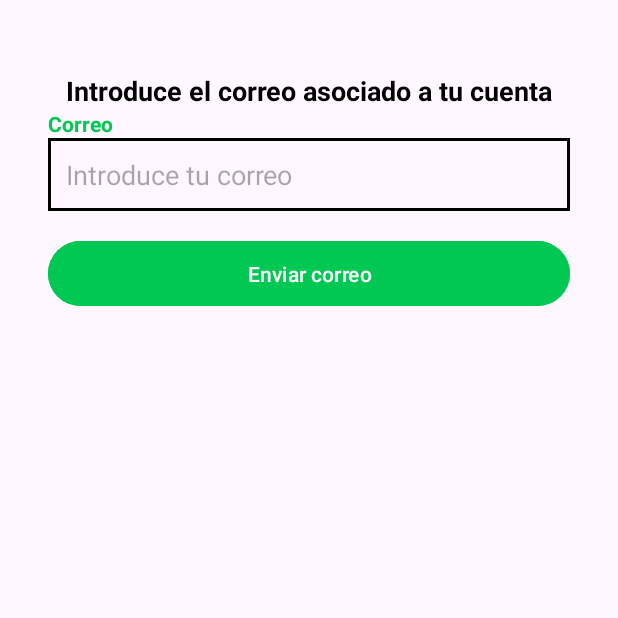
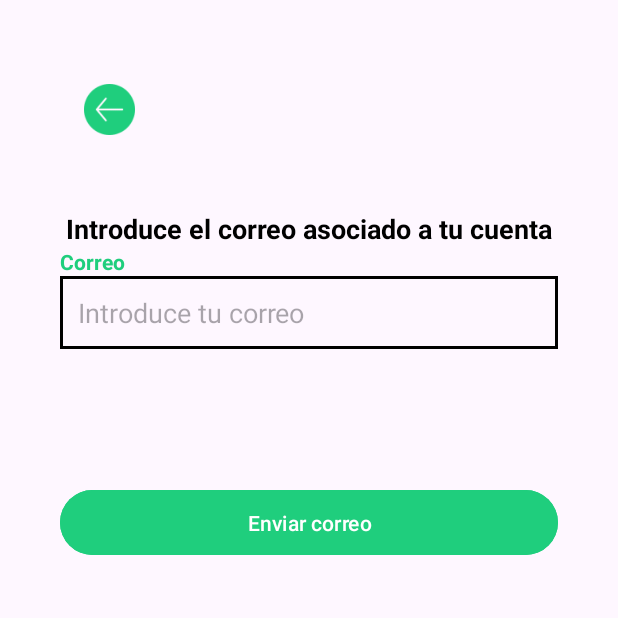
Before and after one commit to Pexel14/G1ProyectoIntegrador, an Android app: the RecuperarContrasenia screen opened directly, with no data from a screen before it, on a phone screen of 412 x 824 dp, the top half of it. Run offline under Robolectric (Android 15) with nearby library versions, the phone set to English and light mode, and no system bars; our stand-ins replace Firebase (no records; nobody signed in at launch, a user with empty details on screens opened directly).

Commit message:
Flechas hacia atras e inicio sesion en registro

```diff
--- a/app/src/main/java/dam/pmdm/a101pipas/AjustesActivity.java
+++ b/app/src/main/java/dam/pmdm/a101pipas/AjustesActivity.java
@@ -44,4 +44,10 @@ public class AjustesActivity extends AppCompatActivity {
             }
         });
     }
+    // Clic en la flecha atrás
+    public void volverAtras(View view) {
+        Intent intent = new Intent(AjustesActivity.this, PerfilActivity.class);
+        startActivity(intent);
+        finish();
+    }
 }
--- a/app/src/main/res/layout/activity_contrasenia_olvidada.xml
+++ b/app/src/main/res/layout/activity_contrasenia_olvidada.xml
@@ -1,6 +1,5 @@
 <?xml version="1.0" encoding="utf-8"?>
 <androidx.constraintlayout.widget.ConstraintLayout xmlns:android="http://schemas.android.com/apk/res/android"
-    xmlns:app="http://schemas.android.com/apk/res-auto"
     xmlns:tools="http://schemas.android.com/tools"
     android:id="@+id/main"
     android:layout_width="match_parent"
--- a/app/src/main/res/layout/activity_recuperar_contrasenia.xml
+++ b/app/src/main/res/layout/activity_recuperar_contrasenia.xml
@@ -6,7 +6,7 @@
     android:id="@+id/main"
     android:layout_width="match_parent"
     android:layout_height="match_parent"
-    android:padding="32dp"
+    android:padding="40dp"
     tools:context=".RecuperarContrasenia">
 
     <TextView
@@ -20,8 +20,8 @@
         app:layout_constraintTop_toTopOf="parent"
         app:layout_constraintStart_toStartOf="parent"
         app:layout_constraintEnd_toEndOf="parent"
-        android:layout_marginBottom="24dp"
-        android:layout_marginTop="16dp" />
+        android:layout_marginBottom="140dp"
+        android:layout_marginTop="100dp" />
 
 
     <TextView
@@ -30,11 +30,11 @@
         android:layout_height="wrap_content"
         android:text="Correo"
         android:textSize="14sp"
-        android:textColor="#00C853"
+        android:textColor="@color/color_principal"
         android:textStyle="bold"
         app:layout_constraintTop_toBottomOf="@id/tvTitle"
         app:layout_constraintStart_toStartOf="parent"
-        android:layout_marginBottom="8dp" />
+        android:layout_marginBottom="80dp" />
 
 
     <EditText
@@ -59,9 +59,10 @@
         android:textColor="#FF0000"
         android:textSize="12sp"
         android:visibility="gone"
+
         app:layout_constraintTop_toBottomOf="@id/etEmail"
         app:layout_constraintStart_toStartOf="parent"
-        android:layout_marginTop="8dp" />
+        android:layout_marginTop="90dp" />
 
 
     <Button
@@ -69,13 +70,28 @@
         android:layout_width="0dp"
         android:layout_height="wrap_content"
         android:text="Enviar correo"
-        android:textColor="#FFFFFF"
-        android:backgroundTint="#00C853"
+        android:textColor="@color/white"
+        android:backgroundTint="@color/color_principal"
         android:padding="12dp"
         app:layout_constraintTop_toBottomOf="@id/tvErrorMessage"
         app:layout_constraintStart_toStartOf="parent"
         app:layout_constraintEnd_toEndOf="parent"
         app:layout_constraintWidth_percent="1.0"
-        android:layout_marginTop="16dp" />
+        android:layout_marginTop="90dp" />
+
+    <ImageView
+        android:id="@+id/imgBackRecuperarContraseña"
+        android:layout_width="34dp"
+        android:layout_height="34dp"
+        android:layout_marginStart="16dp"
+        android:layout_marginTop="16dp"
+        android:clickable="true"
+        android:contentDescription="Volver"
+        android:focusable="true"
+        android:onClick="volverAtras"
+        android:src="@drawable/flecha_izquierda"
+        app:layout_constraintStart_toStartOf="parent"
+        app:layout_constraintTop_toTopOf="parent" />
+
 
 </androidx.constraintlayout.widget.ConstraintLayout>
--- a/app/src/main/res/layout/activity_registro.xml
+++ b/app/src/main/res/layout/activity_registro.xml
@@ -139,6 +139,7 @@
             android:textColor="#00C853"
             android:layout_gravity="center"
             android:layout_marginTop="8dp"
+            android:onClick="volverAtras"
             android:textSize="14sp" />
 
     </LinearLayout>
--- a/app/src/main/res/layout/fragment_perfil.xml
+++ b/app/src/main/res/layout/fragment_perfil.xml
@@ -102,6 +102,7 @@
         app:layout_constraintEnd_toEndOf="parent"
         android:layout_marginTop="5dp" />
 
+
     <!-- RecyclerView para la lista dinámica -->
     <androidx.recyclerview.widget.RecyclerView
         android:id="@+id/rv_desafios"
```
Also changed, not shown: app/src/main/AndroidManifest.xml (+9 -7 lines), app/src/main/java/dam/pmdm/a101pipas/RankingGlobal.java (+8 -0 lines), app/src/main/java/dam/pmdm/a101pipas/RecuperarContrasenia.java (+8 -3 lines), app/src/main/java/dam/pmdm/a101pipas/Registro.java (+7 -0 lines), app/src/main/res/layout/activity_ajustes.xml (+16 -0 lines), app/src/main/res/layout/activity_ranking_global.xml (+6 -5 lines), app/src/main/res/drawable/flecha_izquierda.png (added).
